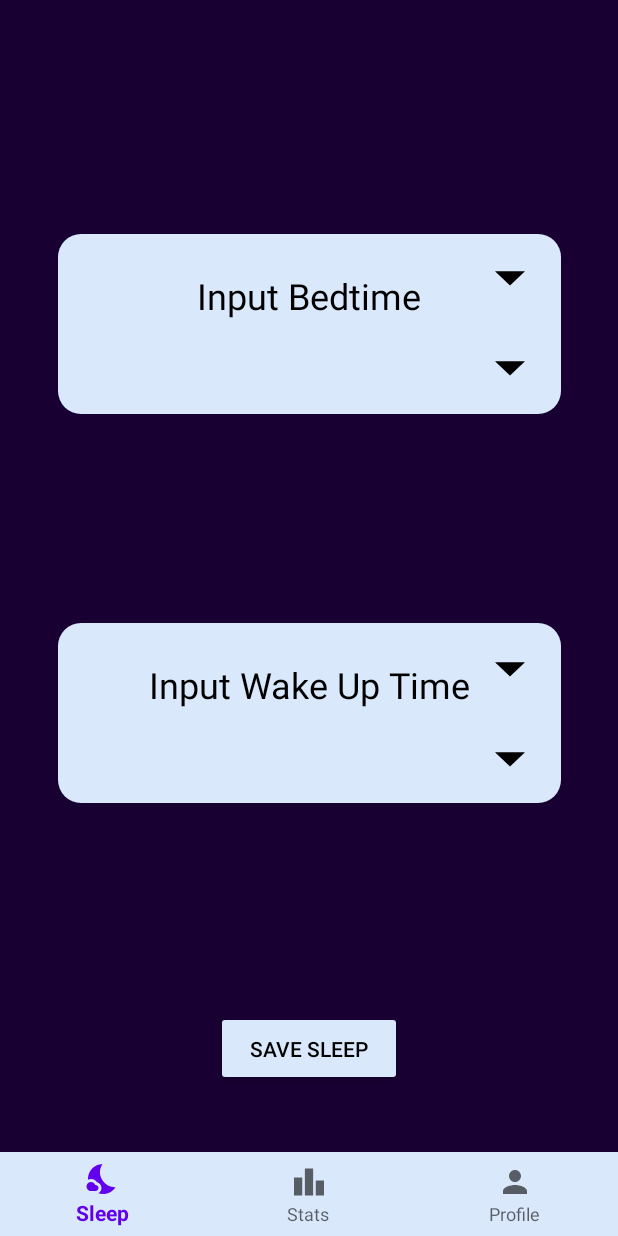
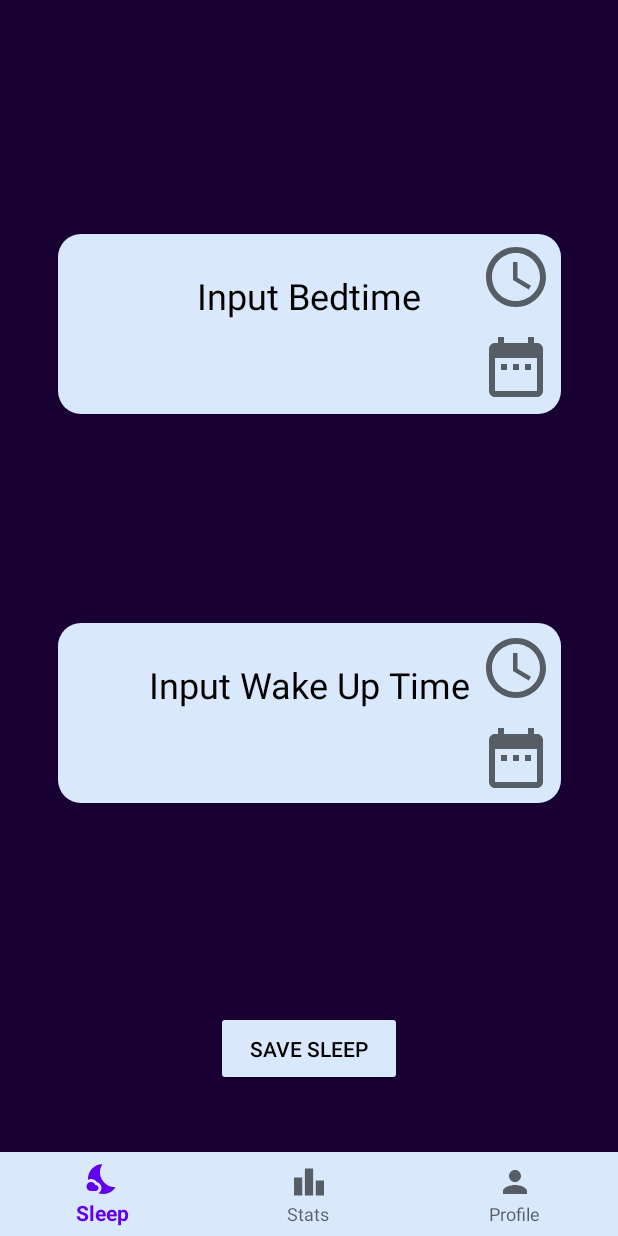
Before and after one commit to Igbooo/SleepTracker, an Android app: the SleepFragment screen opened directly, with no data from a screen before it, on a phone screen of 412 x 824 dp. Run offline under Robolectric (Android 15) with nearby library versions, the phone set to English and light mode, and no system bars; our stand-ins replace navigation-ui.

Commit message:
Change icons for time and date picking + reorder
Change the icons, reorder the buttons, make the buttons square

```diff
--- a/app/src/main/java/com/example/sleeptracker/ui/sleep/SleepFragment.java
+++ b/app/src/main/java/com/example/sleeptracker/ui/sleep/SleepFragment.java
@@ -53,7 +53,7 @@ public class SleepFragment extends Fragment {
         tvBedtime = root.findViewById(R.id.bedtimeTimeText);
         tvWakeUp = root.findViewById(R.id.wakeUpTimeText);
         buttonBedtime = root.findViewById(R.id.downArrowBedtime);
-        buttonWakeUp = root.findViewById(R.id.downArrowWakeUp);
+        buttonWakeUp = root.findViewById(R.id.downArrowWakeUpTime);
         buttonSave = root.findViewById(R.id.saveInputButton);
         buttonSleepDate = root.findViewById(R.id.downArrowBedDate);
         buttonWakeDate = root.findViewById(R.id.downArrowWakeDate);
--- /dev/null
+++ b/app/src/main/res/drawable/ic_baseline_access_time_24.xml
@@ -0,0 +1,13 @@
+<vector xmlns:android="http://schemas.android.com/apk/res/android"
+    android:width="24dp"
+    android:height="24dp"
+    android:viewportWidth="24"
+    android:viewportHeight="24"
+    android:tint="?attr/colorControlNormal">
+  <path
+      android:fillColor="@android:color/white"
+      android:pathData="M11.99,2C6.47,2 2,6.48 2,12s4.47,10 9.99,10C17.52,22 22,17.52 22,12S17.52,2 11.99,2zM12,20c-4.42,0 -8,-3.58 -8,-8s3.58,-8 8,-8 8,3.58 8,8 -3.58,8 -8,8z"/>
+  <path
+      android:fillColor="@android:color/white"
+      android:pathData="M12.5,7H11v6l5.25,3.15 0.75,-1.23 -4.5,-2.67z"/>
+</vector>
--- /dev/null
+++ b/app/src/main/res/drawable/ic_baseline_date_range_24.xml
@@ -0,0 +1,10 @@
+<vector xmlns:android="http://schemas.android.com/apk/res/android"
+    android:width="24dp"
+    android:height="24dp"
+    android:viewportWidth="24"
+    android:viewportHeight="24"
+    android:tint="?attr/colorControlNormal">
+  <path
+      android:fillColor="@android:color/white"
+      android:pathData="M9,11L7,11v2h2v-2zM13,11h-2v2h2v-2zM17,11h-2v2h2v-2zM19,4h-1L18,2h-2v2L8,4L8,2L6,2v2L5,4c-1.11,0 -1.99,0.9 -1.99,2L3,20c0,1.1 0.89,2 2,2h14c1.1,0 2,-0.9 2,-2L21,6c0,-1.1 -0.9,-2 -2,-2zM19,20L5,20L5,9h14v11z"/>
+</vector>
--- a/app/src/main/res/layout/fragment_sleep.xml
+++ b/app/src/main/res/layout/fragment_sleep.xml
@@ -65,11 +65,11 @@
     <Button
         android:id="@+id/downArrowBedtime"
         android:layout_width="48dp"
-        android:layout_height="45dp"
-        android:layout_marginTop="60dp"
-        android:layout_marginEnd="10dp"
+        android:layout_height="48dp"
+        android:layout_marginEnd="6dp"
+        android:layout_marginBottom="60dp"
         android:backgroundTint="#00FFFFFF"
-        android:foreground="@drawable/ic_arrow_drop_down_24px"
+        android:foreground="@drawable/ic_baseline_access_time_24"
         android:outlineProvider="none"
         android:text=""
         app:layout_constraintBottom_toBottomOf="@+id/inputSleepText"
@@ -80,11 +80,11 @@
     <Button
         android:id="@+id/downArrowBedDate"
         android:layout_width="48dp"
-        android:layout_height="45dp"
-        android:layout_marginEnd="10dp"
-        android:layout_marginBottom="60dp"
+        android:layout_height="48dp"
+        android:layout_marginTop="60dp"
+        android:layout_marginEnd="6dp"
         android:backgroundTint="#00FFFFFF"
-        android:foreground="@drawable/ic_arrow_drop_down_24px"
+        android:foreground="@drawable/ic_baseline_date_range_24"
         android:outlineProvider="none"
         android:text=""
         app:layout_constraintBottom_toBottomOf="@+id/inputSleepText"
@@ -105,13 +105,13 @@
         app:layout_constraintStart_toStartOf="parent" />
 
     <Button
-        android:id="@+id/downArrowWakeUp"
+        android:id="@+id/downArrowWakeUpTime"
         android:layout_width="48dp"
-        android:layout_height="45dp"
-        android:layout_marginEnd="10dp"
+        android:layout_height="48dp"
+        android:layout_marginEnd="6dp"
         android:layout_marginBottom="60dp"
         android:backgroundTint="#00FFFFFF"
-        android:foreground="@drawable/ic_arrow_drop_down_24px"
+        android:foreground="@drawable/ic_baseline_access_time_24"
         android:outlineProvider="none"
         android:text=""
         app:layout_constraintBottom_toBottomOf="@+id/inputSleepText2"
@@ -121,11 +121,11 @@
     <Button
         android:id="@+id/downArrowWakeDate"
         android:layout_width="48dp"
-        android:layout_height="45dp"
+        android:layout_height="48dp"
         android:layout_marginTop="60dp"
-        android:layout_marginEnd="10dp"
+        android:layout_marginEnd="6dp"
         android:backgroundTint="#00FFFFFF"
-        android:foreground="@drawable/ic_arrow_drop_down_24px"
+        android:foreground="@drawable/ic_baseline_date_range_24"
         android:outlineProvider="none"
         android:text=""
         app:layout_constraintBottom_toBottomOf="@+id/inputSleepText2"
```
